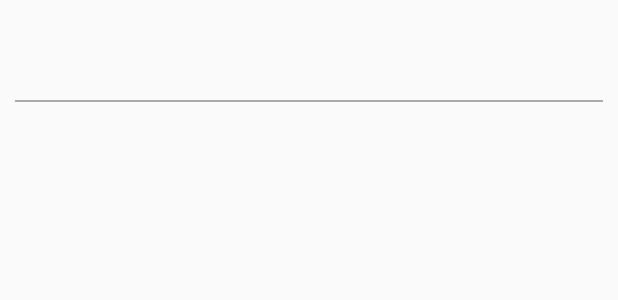
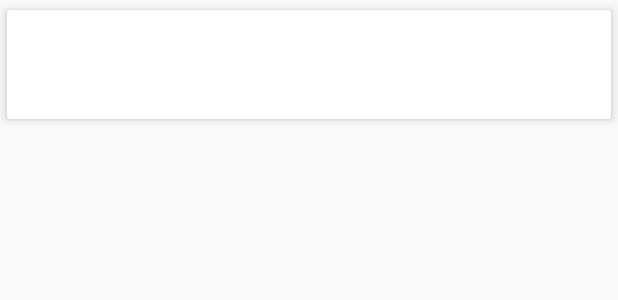
Before and after one commit to guillaumefrd/youtube-android-app, an Android app: the layout viewholder_video.xml on its own in the app's theme, with its tools: preview values and no code run, on a phone screen of 412 x 824 dp. Shown: the top 300 px of the screen. Run offline under Robolectric (Android 15) with nearby library versions, the phone set to English and light mode, and no system bars.

Commit message:
(layout): modified layout with cardview

```diff
--- a/app/build.gradle
+++ b/app/build.gradle
@@ -35,6 +35,7 @@ dependencies {
 
     // RecyclerView
     implementation 'com.android.support:recyclerview-v7:26.1.0'
+    implementation 'com.android.support:cardview-v7:26.1.0'
 
     // Youtube Player API
     compile files('libs/YouTubeAndroidPlayerApi.jar')
@@ -42,4 +43,5 @@ dependencies {
     compile 'com.android.support:design:26.1.0'
 
 
+
 }
--- a/app/src/main/java/com/example/guill/youtube/VideoViewHolder.java
+++ b/app/src/main/java/com/example/guill/youtube/VideoViewHolder.java
@@ -7,19 +7,19 @@ import android.widget.TextView;
 
 public class VideoViewHolder extends RecyclerView.ViewHolder {
     private TextView title;
-    private TextView description;
+    private TextView channel;
     private ImageView imageView;
 
     public VideoViewHolder(View itemView) {
         super(itemView);
         title = (TextView) itemView.findViewById(R.id.title);
-        description = (TextView) itemView.findViewById(R.id.description);
+        channel = (TextView) itemView.findViewById(R.id.channel);
         imageView = (ImageView) itemView.findViewById(R.id.imageView);
     }
 
     public void bind(Item item) {
         title.setText(item.getSnippet().getTitle());
-        description.setText(item.getSnippet().getDescription());
+        channel.setText(item.getSnippet().getChannelTitle());
         new DownloadImageTask(imageView)
                 .execute(item.getSnippet().getThumbnails().getHigh().getUrl());
     }
--- a/app/src/main/res/layout/viewholder_video.xml
+++ b/app/src/main/res/layout/viewholder_video.xml
@@ -1,8 +1,15 @@
 <?xml version="1.0" encoding="utf-8"?>
-<LinearLayout xmlns:android="http://schemas.android.com/apk/res/android"
+<android.support.v7.widget.CardView
+    xmlns:android="http://schemas.android.com/apk/res/android"
+    xmlns:app="http://schemas.android.com/apk/res-auto"
+    xmlns:tools="http://schemas.android.com/tools"
     android:layout_width="match_parent"
     android:layout_height="wrap_content"
-    android:orientation="vertical">
+    app:cardCornerRadius="2dp"
+    app:cardElevation="4dp"
+    app:cardUseCompatPadding="true"
+    app:contentPadding="8dp"
+    tools:ignore="RtlSymmetry">
 
 
     <RelativeLayout
@@ -30,23 +37,16 @@
             android:textStyle="bold" />
 
         <TextView
-            android:id="@+id/description"
+            android:id="@+id/channel"
             android:layout_width="wrap_content"
             android:layout_height="wrap_content"
             android:layout_toRightOf="@id/imageView"
             android:layout_below="@id/title"
             android:layout_marginLeft="10dp"
-            android:layout_marginRight="10dp" />
+            android:layout_marginRight="10dp"
+            android:textColor="#5b8eff"/>
 
 
     </RelativeLayout>
 
-    <View
-        android:layout_width="match_parent"
-        android:layout_height="1dp"
-        android:layout_marginTop="10dp"
-        android:layout_marginLeft="10dp"
-        android:layout_marginRight="10dp"
-        android:background="@android:color/darker_gray" />
-
-</LinearLayout>
+</android.support.v7.widget.CardView>
```
Also changed, not shown: app/src/main/java/com/example/guill/youtube/MainActivity.java (+15 -10 lines), 1 other file.
